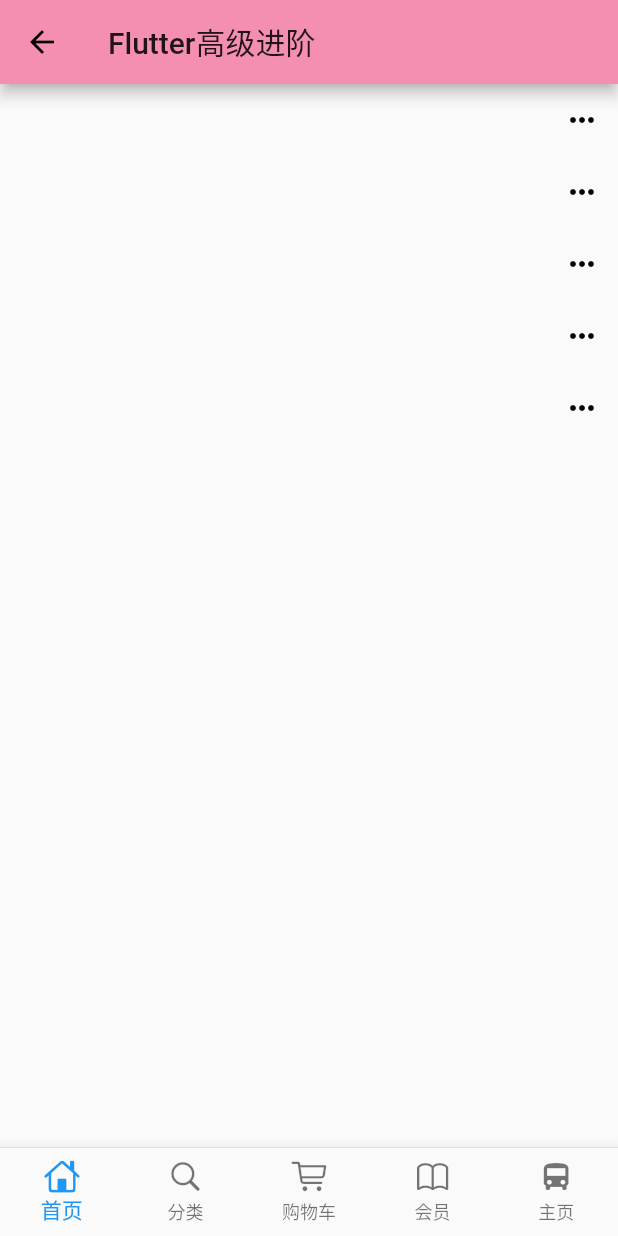
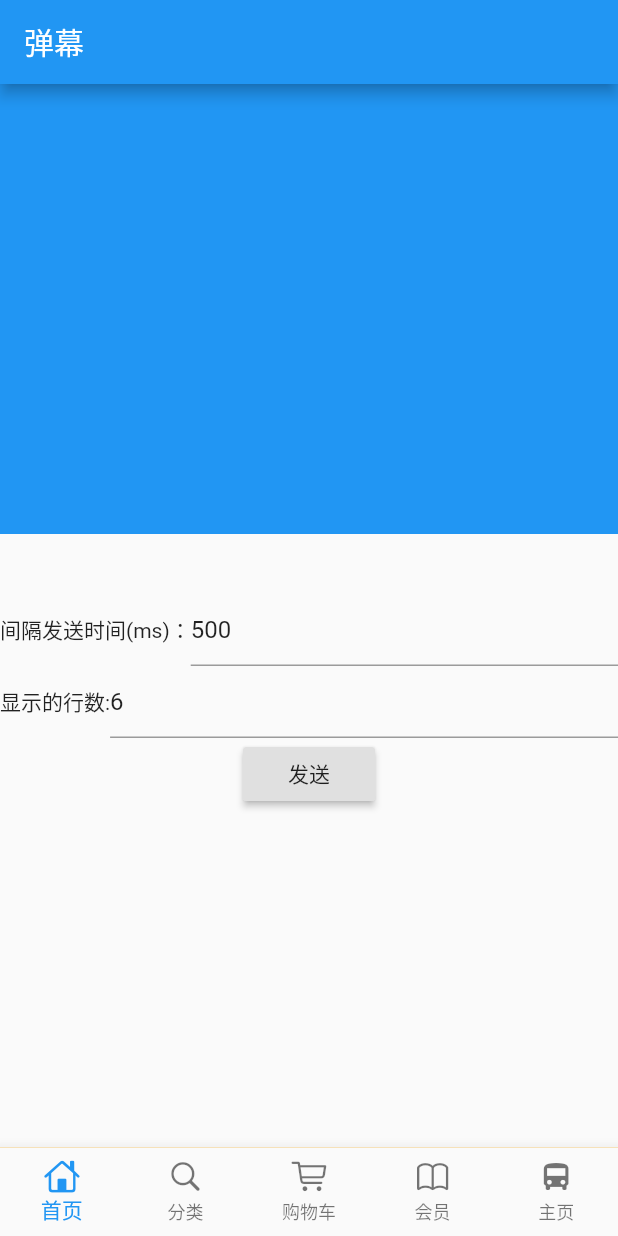
Before and after one commit to 1136346879/flutter_shop, a Flutter app: the BottomNavigationBarPage screen opened directly, swiped to page 5, on a phone screen of 412 x 824 dp. Run offline on Flutter 3.47's test engine with Material 2 defaults, Android fonts, the phone set to English and light mode, and no system bars; our stand-ins replace dio, flutter_screenutil, flutter_swiper, fluttertoast, open_file; missing offline and left inert: flutter_plugin_record; network calls fail.

Commit message:
添加页面显示弹幕功能

```diff
--- a/lib/pages/BottomNavigationBarPage.dart
+++ b/lib/pages/BottomNavigationBarPage.dart
@@ -14,6 +14,7 @@
 import 'package:flutter_hexun/pages/home_two.dart';
 import 'SecondScreen.dart';
 import 'OverLayScreen.dart';
+import 'barrage/barrage_main_page.dart';
 
 import 'member_page.dart';
 
@@ -35,7 +36,8 @@
     BottomNavigationBarItem(icon: Icon(CupertinoIcons.bus), title: Text("主页")),
   ];
 
-  final List<Widget> pageList = [HomePage(), CategoryPage(), CartPage(), MemberPage(),MyHomePage()];
+//  final List<Widget> pageList = [HomePage(), CategoryPage(), CartPage(), MemberPage(),MyHomePage()];
+  final List<Widget> pageList = [HomePage(), CategoryPage(), CartPage(), MemberPage(),barrage_main_page()];
 //  final List<Widget> pageList = [HomePage(), SecondScreen(), OverLayScreen(), MemberPage(),MyHomePage()];
 //  final List<Widget> pageList = [HomePage(), Category(),MeiZiPage (), HomeTwoPage(),AccountPage()];
 
--- /dev/null
+++ b/lib/pages/barrage/barrage.dart
@@ -0,0 +1,196 @@
+import 'dart:async';
+import 'dart:math';
+
+import 'package:flutter/material.dart';
+
+import 'barrage_transition.dart';
+
+///
+/// des:
+///
+const Duration _kDuration = Duration(seconds: 10);
+
+class Barrage extends StatefulWidget {
+  Barrage(
+      {Key key, this.showCount = 10, this.padding = 5, this.randomOffset = 0})
+      : super(key: key);
+
+  ///
+  /// 显示的行数
+  ///
+  final int showCount;
+
+  ///
+  /// 水平弹幕：表示top、bottom的padding
+  /// 垂直弹幕：表示left、right的padding
+  ///
+  final double padding;
+
+  ///
+  /// 随机偏移量
+  ///
+  final int randomOffset;
+
+  @override
+  State<StatefulWidget> createState() => BarrageState();
+}
+
+class BarrageState extends State<Barrage> {
+  ///
+  /// 弹幕列表
+  ///
+  List<_BarrageTransitionItem> _barrageList = [];
+
+  ///
+  /// 定时清除弹幕
+  ///
+  Timer _timer;
+  Random _random = Random();
+  double _height;
+  double _width;
+  int barrageIndex = 0;
+
+  ///
+  /// 添加弹幕
+  ///
+  addBarrage(Widget child, {Duration duration = _kDuration}) {
+    double perRowHeight = (_height - 2 * widget.padding) / widget.showCount;
+    //计算距离顶部的偏移，
+    // 不直接使用_barrageList.length的原因：弹幕结束会删除列表中此项，如果
+    // 此时正好有一个弹幕来，会造成此弹幕和上一个弹幕同行
+    var index = 0;
+    if (_barrageList.length == 0) {
+      //屏幕中没有弹幕，从顶部开始
+      index = 0;
+      barrageIndex++;
+    } else {
+      index = barrageIndex++;
+    }
+    var top = _computeTop(index, perRowHeight);
+    if (barrageIndex > 100000) {
+      //避免弹幕数量一直累加超过int的最大值
+      barrageIndex = 0;
+    }
+    var bottom = _height - top - perRowHeight;
+    //给每一项生成一个唯一id，用于删除
+    String id = '${DateTime.now().toIso8601String()}:${_random.nextInt(1000)}';
+    var item = _BarrageTransitionItem(
+      id: id,
+      top: top,
+      bottom: bottom,
+      child: child,
+      onComplete: _onComplete,
+      duration: duration,
+    );
+    _barrageList.add(item);
+    setState(() {});
+  }
+
+  ///
+  /// 动画执行完毕删除
+  ///
+  _onComplete(id) {
+    //动画执行完毕删除
+    _barrageList.removeWhere((f) {
+      return f.id == id;
+    });
+  }
+
+  @override
+  void initState() {
+    _timer = Timer.periodic(Duration(milliseconds: 1000), (timer) {
+      _barrageList.removeWhere((f) {
+        return false;
+      });
+    });
+    super.initState();
+  }
+
+  @override
+  Widget build(BuildContext context) {
+    return LayoutBuilder(
+      builder: (context, constraintType) {
+        _height = constraintType.maxHeight;
+        _width = constraintType.maxWidth;
+
+        return ClipRRect(
+          borderRadius: BorderRadius.circular(0),
+          child: Stack(
+            children: []..addAll(_barrageList),
+          ),
+        );
+      },
+    );
+  }
+
+  ///
+  /// 计算每一行距顶部的偏移，将显示弹幕分为[showCount]份，如果弹幕的比[showCount]多，
+  /// 第二轮显示在2个【111111】中间，如下：
+  ///
+  /// 11111111111111
+  ///             2222222
+  /// 11111111111111
+  ///           2222222
+  /// 11111111111111
+  ///           2222222
+  /// 11111111111111
+  ///
+  _computeTop(int index, double perRowHeight) {
+    //第几轮弹幕
+    int num = (index / widget.showCount).floor();
+    var top;
+    top = (index % widget.showCount) * perRowHeight + widget.padding;
+
+    if (num % 2 == 1 && index % widget.showCount != widget.showCount - 1) {
+      //第二轮在第一轮2行弹幕中间
+      top += perRowHeight / 2;
+    }
+    if (widget.randomOffset != 0 && top > widget.randomOffset) {
+      top += _random.nextInt(widget.randomOffset) * 2 - widget.randomOffset;
+    }
+    return top;
+  }
+
+  @override
+  void dispose() {
+    _timer?.cancel();
+    _barrageList.clear();
+    super.dispose();
+  }
+}
+
+class _BarrageTransitionItem extends StatelessWidget {
+  _BarrageTransitionItem(
+      {this.id,
+      this.top,
+      this.bottom,
+      this.child,
+      this.onComplete,
+      this.duration});
+
+  final String id;
+  final double top;
+  final double bottom;
+  final Widget child;
+  final ValueChanged onComplete;
+  final Duration duration;
+  var _key = GlobalKey<BarrageTransitionState>();
+
+  bool get isComplete => _key.currentState.isComplete;
+
+  @override
+  Widget build(BuildContext context) {
+    return Positioned.fill(
+      top: top,
+      bottom: bottom,
+      child: BarrageTransition(
+        key: _key,
+        child: child,
+        onComplete: (v) {
+          onComplete(id);
+        },
+        duration: duration,
+      ),
+    );
+  }
+}
--- /dev/null
+++ b/lib/pages/barrage/barrage_main_page.dart
@@ -0,0 +1,162 @@
+import 'dart:async';
+import 'dart:math';
+
+import 'package:flutter/material.dart';
+import '../barrage/huya_barrage.dart';
+
+import '../barrage/barrage.dart';
+/**
+ * 弹幕自定义页面
+ */
+
+class barrage_main_page extends StatelessWidget {
+  @override
+  Widget build(BuildContext context) {
+    return MaterialApp(
+      title: 'Flutter Demo',
+      theme: ThemeData(
+        primarySwatch: Colors.blue,
+      ),
+      home: Scaffold(
+        appBar: AppBar(
+          title: Text('弹幕'),
+        ),
+        body: BarrageTest(),
+      ),
+    );
+  }
+}
+
+class BarrageTest extends StatefulWidget {
+  @override
+  State<StatefulWidget> createState() => _BarrageTest();
+}
+
+class _BarrageTest extends State<BarrageTest> {
+  var _barrageKey = GlobalKey<BarrageState>();
+
+  int mills = 500;
+  int showCount = 6;
+  Timer _timer;
+  TextEditingController _millsController;
+  TextEditingController _showController;
+
+  List<String> values = [
+    '666666666666666666666666666666666666',
+    '6666',
+    '666666666666666',
+    '7777',
+    '111',
+    '在的扣1',
+    '不在的扣2',
+    '111',
+    '111',
+    '222',
+    '男人没有等到 3 分钟之后。',
+    '但她还是按照计划，一本正经地在心里默念',
+    '代号 07 沉默不语。',
+    '发弹幕的这位，我觉得你很有想法…',
+    '出自鼹鼠的故事',
+    'PS.大家想收录就收录，想转载就转载',
+    '刘备浇水…',
+    '最新实体弹幕！',
+    '琴瑟琵琶，八大王一般头面',
+    '华为牛逼',
+    '苹果要玩完了',
+    '美媒称美国抗疫成国家批准的屠杀',
+    '贝克汉姆快秃头了',
+    '108位创作者云上集结',
+    '首艘国产航母研制总指挥落马',
+    '日媒中国对抗美国',
+    '要干就干',
+    '雷军打脸',
+    '福奇警告：美国强行重启经济或导致疫情再次暴发，美股高开低走，...',
+    '上海新增1例境外输入病例，患者自英国旅行归来',
+    '愈演愈烈？丰巢惹众怒遭多小区抵制，广东规定未经同意快件进柜可追偿',
+    '人社部：对湖北地区和湖北籍高校毕业生给予一次性求职创业补贴',
+  ];
+
+  @override
+  void initState() {
+    _millsController = TextEditingController()..text = mills.toString();
+    _showController = TextEditingController()..text = showCount.toString();
+    super.initState();
+  }
+
+  @override
+  Widget build(BuildContext context) {
+    return Container(
+      child: Column(
+        children: <Widget>[
+          Container(
+            height: 300,
+            color: Colors.blue,
+            child: Barrage(
+              key: _barrageKey,
+              showCount: showCount,
+            ),
+          ),
+          SizedBox(
+            height: 40,
+          ),
+          Expanded(
+            child: Column(
+              children: <Widget>[
+                Row(
+                  children: <Widget>[
+                    Text('间隔发送时间(ms)：'),
+                    Expanded(
+                      child: TextField(
+                        controller: _millsController,
+                        onChanged: (value) {
+                          mills = int.parse(value);
+                        },
+                      ),
+                    ),
+                  ],
+                ),
+                Row(
+                  children: <Widget>[
+                    Text('显示的行数:'),
+                    Expanded(
+                      child: TextField(
+                        controller: _showController,
+                        onChanged: (value) {
+                          showCount = int.parse(value);
+                          setState(() {});
+                        },
+                      ),
+                    ),
+                  ],
+                ),
+                RaisedButton(
+                  child: Text('发送'),
+                  onPressed: () {
+                    _timer?.cancel();
+                    _timer =
+                        Timer.periodic(Duration(milliseconds: mills), (timer) {
+                          Random random = Random();
+                          int _random = random.nextInt(values.length);
+                          var text = values[_random];
+                          var child;
+                          if (_random == 1) {
+                            child = HuyaBarrage.level_1(text);
+                          } else if (_random == 2) {
+                            child = HuyaBarrage.level_2(text);
+                          } else if (_random == 3) {
+                            child = HuyaBarrage.level_3(text, 20);
+                          } else {
+                            child = HuyaBarrage.normal(text);
+                          }
+                          _barrageKey.currentState.addBarrage(child);
+                        });
+                  },
+                )
+              ],
+            ),
+          ),
+        ],
+      ),
+    );
+  }
+}
--- a/lib/pages/update/app_update_page.dart
+++ b/lib/pages/update/app_update_page.dart
@@ -59,7 +59,7 @@
         cancelText: '以后再说',
         okText: '马上升级',
         iosAppId: 'id88888888',
-        appMarketInfo: AppMarket.huaWei);
+        appMarketInfo: AppMarket.vivo);
   }
 
   Future<AppUpgradeInfo> _checkAppInfo() {
```
Also changed, not shown: lib/pages/barrage/barrage_transition.dart (added, +111 -0 lines), lib/pages/barrage/huya_barrage.dart (added, +60 -0 lines).
